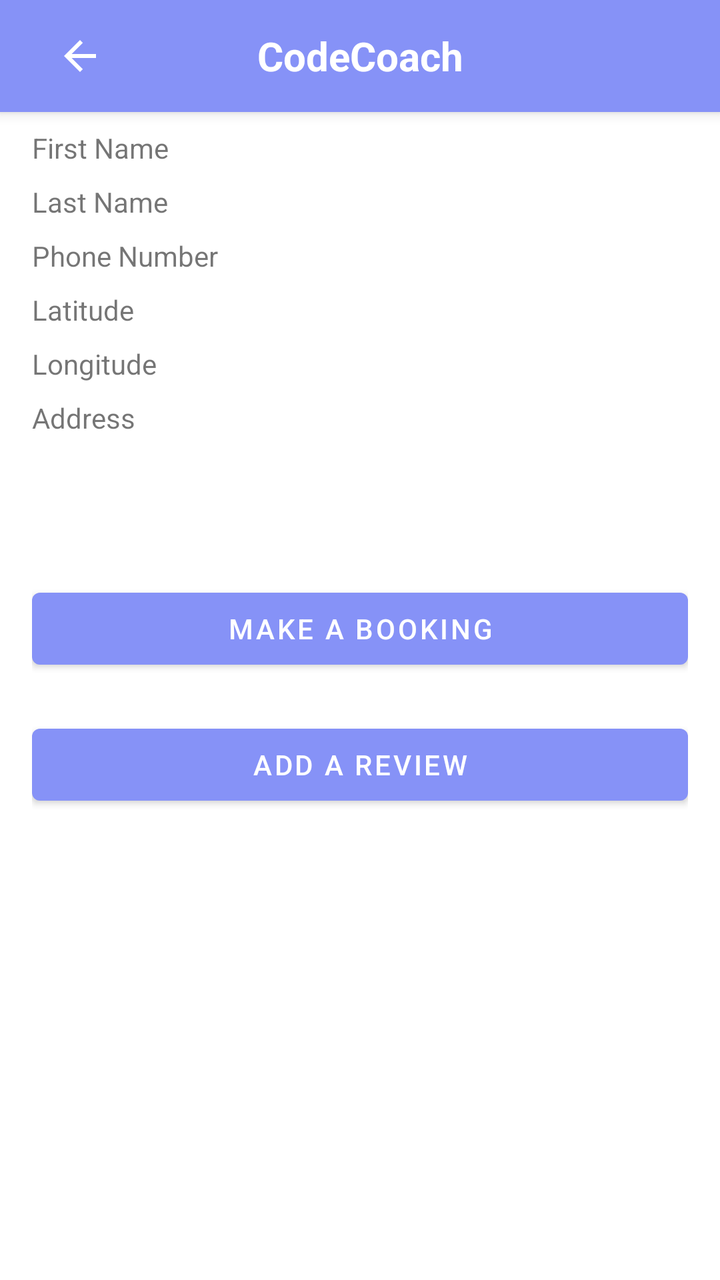
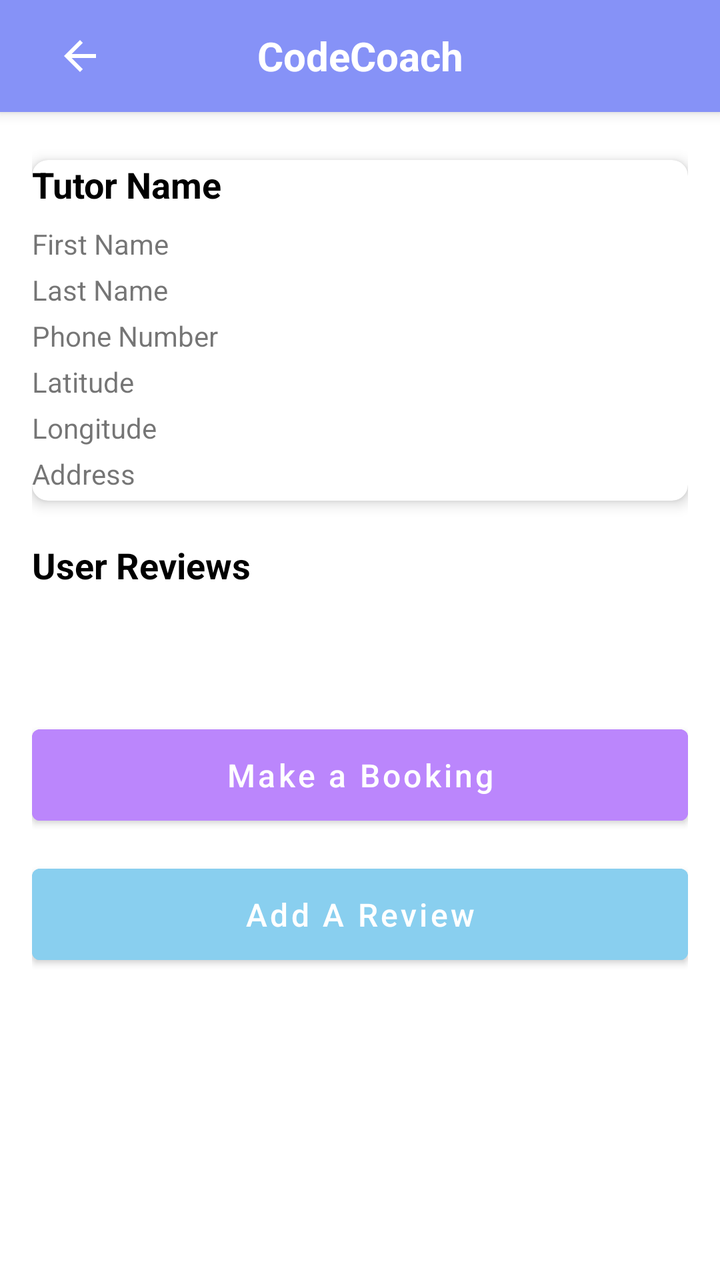

Compare the two renders of this Android layout. The source of the first and the diff that turns it into the second are given below.
<!-- AndroidManifest.xml: application theme Theme.CC -->
<!-- res/layout/activity_tutor_detail.xml -->
<?xml version="1.0" encoding="utf-8"?>
<androidx.coordinatorlayout.widget.CoordinatorLayout
    xmlns:android="http://schemas.android.com/apk/res/android"
    xmlns:app="http://schemas.android.com/apk/res-auto"
    xmlns:tools="http://schemas.android.com/tools"
    android:layout_width="match_parent"
    android:layout_height="match_parent"
    android:background="@color/white"
    tools:context=".TutorDetailActivity">

    
    <androidx.appcompat.widget.Toolbar
        android:id="@+id/top_bar"
        android:layout_width="match_parent"
        android:layout_height="wrap_content"
        android:background="?attr/colorPrimary"
        android:elevation="4dp">

        <ImageButton
            android:id="@+id/back_button"
            android:layout_width="wrap_content"
            android:layout_height="wrap_content"
            android:src="@drawable/ic_back"
            android:background="?attr/selectableItemBackgroundBorderless"
            android:contentDescription="Back"
            android:layout_gravity="start"
            android:padding="12dp" />

        <TextView
            android:id="@+id/top_bar_title"
            android:layout_width="wrap_content"
            android:layout_height="wrap_content"
            android:layout_gravity="center"
            android:text="CodeCoach"
            android:textColor="@android:color/white"
            android:textSize="20sp"
            android:textStyle="bold" />
    </androidx.appcompat.widget.Toolbar>

    
    <LinearLayout
        android:layout_width="match_parent"
        android:layout_height="wrap_content"
        android:layout_marginTop="8dp"
        android:orientation="vertical"
        android:padding="16dp">

        <TextView
            android:id="@+id/tvTutorName"
            android:layout_width="wrap_content"
            android:layout_height="wrap_content"
            android:text="Tutor Name"
            android:textSize="18sp"
            android:textStyle="bold"
            android:layout_marginTop="8dp" />

        <TextView
            android:id="@+id/tvFirstName"
            android:layout_width="wrap_content"
            android:layout_height="wrap_content"
            android:text="First Name"
            android:layout_marginTop="8dp" />

        <TextView
            android:id="@+id/tvLastName"
            android:layout_width="wrap_content"
            android:layout_height="wrap_content"
            android:text="Last Name"
            android:layout_marginTop="8dp" />

        <TextView
            android:id="@+id/tvPhoneNumber"
            android:layout_width="wrap_content"
            android:layout_height="wrap_content"
            android:text="Phone Number"
            android:layout_marginTop="8dp" />

        <TextView
            android:id="@+id/tvLat"
            android:layout_width="wrap_content"
            android:layout_height="wrap_content"
            android:text="Latitude"
            android:layout_marginTop="8dp" />

        <TextView
            android:id="@+id/tvLong"
            android:layout_width="wrap_content"
            android:layout_height="wrap_content"
            android:text="Longitude"
            android:layout_marginTop="8dp" />

        <TextView
            android:id="@+id/tvAddress"
            android:layout_width="wrap_content"
            android:layout_height="wrap_content"
            android:text="Address"
            android:layout_marginTop="8dp" />

        <androidx.recyclerview.widget.RecyclerView
            android:id="@+id/recyclerViewReviews"
            android:layout_width="match_parent"
            android:layout_height="wrap_content"
            android:layout_below="@+id/tvAddress"
            android:padding="16dp"
            android:layout_marginTop="20dp"
            tools:listitem="@layout/item_review" />


        <Button
            android:id="@+id/btnMakeBooking"
            android:layout_width="match_parent"
            android:layout_height="wrap_content"
            android:text="Make a Booking"
            android:layout_marginTop="20dp" />

        <Button
            android:id="@+id/btnAddReview"
            android:layout_width="match_parent"
            android:layout_height="wrap_content"
            android:text="Add A Review"
            android:layout_marginTop="20dp" />
    </LinearLayout>

</androidx.coordinatorlayout.widget.CoordinatorLayout>
<!-- res/layout/item_review.xml (included above) -->
<LinearLayout
    xmlns:android="http://schemas.android.com/apk/res/android"
    android:layout_width="match_parent"
    android:layout_height="wrap_content"
    android:orientation="vertical"
    android:padding="8dp">

    <TextView
        android:id="@+id/tvReviewText"
        android:layout_width="wrap_content"
        android:layout_height="wrap_content"
        android:text="Review Text"
        android:textSize="16sp"
        android:textColor="@android:color/black" />

    <TextView
        android:id="@+id/tvStarRating"
        android:layout_width="wrap_content"
        android:layout_height="wrap_content"
        android:text="Rating"
        android:textSize="14sp"
        android:textColor="@android:color/darker_gray" />

</LinearLayout>
<!-- resources referenced by this layout -->
<resources>
  <color name="white">#FFFFFFFF</color>
  <!-- drawable ic_back (drawable) -->
  <vector xmlns:android="http://schemas.android.com/apk/res/android" android:autoMirrored="true" android:height="24dp" android:tint="#FFFFFF" android:viewportHeight="24" android:viewportWidth="24" android:width="24dp">
        
      <path android:fillColor="@android:color/white" android:pathData="M20,11H7.83l5.59,-5.59L12,4l-8,8 8,8 1.41,-1.41L7.83,13H20v-2z"/>
      
  </vector>
  <style name="Theme.CC" parent="Base.Theme.CC" />
  <style name="Base.Theme.CC" parent="Theme.MaterialComponents.DayNight.NoActionBar">
          
          <item name="colorPrimary">@color/lavender</item>
          <item name="colorPrimaryVariant">@color/lavender</item>
          <item name="colorOnPrimary">@color/white</item>
          
          <item name="colorSecondary">@color/teal_200</item>
          <item name="colorSecondaryVariant">@color/teal_700</item>
          <item name="colorOnSecondary">@color/black</item>
          
          <item name="android:statusBarColor">?attr/colorPrimaryVariant</item>
          
          
      </style>
  <color name="lavender">#8692f7</color>
  <color name="teal_200">#FF03DAC5</color>
  <color name="teal_700">#FF018786</color>
  <color name="black">#FF000000</color>
</resources>

<!-- the commit's change to res/layout/activity_tutor_detail.xml (unified diff, before → after) -->
@@ -1,4 +1,3 @@
-<?xml version="1.0" encoding="utf-8"?>
 <androidx.coordinatorlayout.widget.CoordinatorLayout
     xmlns:android="http://schemas.android.com/apk/res/android"
     xmlns:app="http://schemas.android.com/apk/res-auto"
@@ -38,112 +37,211 @@
     </androidx.appcompat.widget.Toolbar>
 
     
+    <ScrollView
+        android:layout_width="match_parent"
+        android:layout_height="wrap_content"
+        android:layout_marginTop="?attr/actionBarSize"
+        android:padding="16dp">
+
     <LinearLayout
         android:layout_width="match_parent"
         android:layout_height="wrap_content"
-        android:layout_marginTop="8dp"
-        android:orientation="vertical"
-        android:padding="16dp">
-
-        <TextView
-            android:id="@+id/tvTutorName"
-            android:layout_width="wrap_content"
-            android:layout_height="wrap_content"
-            android:text="Tutor Name"
-            android:textSize="18sp"
-            android:textStyle="bold"
-            android:layout_marginTop="8dp" />
-
-        <TextView
-            android:id="@+id/tvFirstName"
-            android:layout_width="wrap_content"
-            android:layout_height="wrap_content"
-            android:text="First Name"
-            android:layout_marginTop="8dp" />
-
-        <TextView
-            android:id="@+id/tvLastName"
-            android:layout_width="wrap_content"
-            android:layout_height="wrap_content"
-            android:text="Last Name"
-            android:layout_marginTop="8dp" />
-
-        <TextView
-            android:id="@+id/tvPhoneNumber"
-            android:layout_width="wrap_content"
-            android:layout_height="wrap_content"
-            android:text="Phone Number"
-            android:layout_marginTop="8dp" />
-
-        <TextView
-            android:id="@+id/tvLat"
-            android:layout_width="wrap_content"
-            android:layout_height="wrap_content"
-            android:text="Latitude"
-            android:layout_marginTop="8dp" />
-
-        <TextView
-            android:id="@+id/tvLong"
-            android:layout_width="wrap_content"
-            android:layout_height="wrap_content"
-            android:text="Longitude"
-            android:layout_marginTop="8dp" />
-
-        <TextView
-            android:id="@+id/tvAddress"
-            android:layout_width="wrap_content"
-            android:layout_height="wrap_content"
-            android:text="Address"
-            android:layout_marginTop="8dp" />
-
-        <androidx.recyclerview.widget.RecyclerView
-            android:id="@+id/recyclerViewReviews"
+        android:orientation="vertical">
+
+        
+        <androidx.cardview.widget.CardView
             android:layout_width="match_parent"
             android:layout_height="wrap_content"
-            android:layout_below="@+id/tvAddress"
-            android:padding="16dp"
-            android:layout_marginTop="20dp"
-            tools:listitem="@layout/item_review" />
-
-
-        <Button
-            android:id="@+id/btnMakeBooking"
-            android:layout_width="match_parent"
-            android:layout_height="wrap_content"
-            android:text="Make a Booking"
-            android:layout_marginTop="20dp" />
-
-        <Button
-            android:id="@+id/btnAddReview"
-            android:layout_width="match_parent"
-            android:layout_height="wrap_content"
-            android:text="Add A Review"
-            android:layout_marginTop="20dp" />
-    </LinearLayout>
+            android:layout_marginTop="8dp"
+            app:cardElevation="4dp"
+            app:cardCornerRadius="8dp"
+            android:padding="16dp">
+
+            <LinearLayout
+                android:layout_width="match_parent"
+                android:layout_height="wrap_content"
+                android:orientation="vertical">
+
+                <TextView
+                    android:id="@+id/tvTutorName"
+                    android:layout_width="wrap_content"
+                    android:layout_height="wrap_content"
+                    android:text="Tutor Name"
+                    android:textSize="18sp"
+                    android:textStyle="bold"
+                    android:textColor="@android:color/black"
+                    android:layout_marginBottom="8dp" />
+
+                    <TextView
+                        android:id="@+id/tvFirstName"
+                        android:layout_width="wrap_content"
+                        android:layout_height="wrap_content"
+                        android:text="First Name"
+                        android:layout_marginBottom="4dp" />
+
+                    <TextView
+                        android:id="@+id/tvLastName"
+                        android:layout_width="wrap_content"
+                        android:layout_height="wrap_content"
+                        android:text="Last Name"
+                        android:layout_marginBottom="4dp" />
+
+                    <TextView
+                        android:id="@+id/tvPhoneNumber"
+                        android:layout_width="wrap_content"
+                        android:layout_height="wrap_content"
+                        android:text="Phone Number"
+                        android:layout_marginBottom="4dp" />
+
+                    <TextView
+                        android:id="@+id/tvLat"
+                        android:layout_width="wrap_content"
+                        android:layout_height="wrap_content"
+                        android:text="Latitude"
+                        android:layout_marginBottom="4dp" />
+
+                    <TextView
+                        android:id="@+id/tvLong"
+                        android:layout_width="wrap_content"
+                        android:layout_height="wrap_content"
+                        android:text="Longitude"
+                        android:layout_marginBottom="4dp" />
+
+                    <TextView
+                        android:id="@+id/tvAddress"
+                        android:layout_width="wrap_content"
+                        android:layout_height="wrap_content"
+                        android:text="Address"
+                        android:layout_marginBottom="4dp" />
+                </LinearLayout>
+            </androidx.cardview.widget.CardView>
+
+            
+            <TextView
+                android:id="@+id/reviews_heading"
+                android:layout_width="wrap_content"
+                android:layout_height="wrap_content"
+                android:text="User Reviews"
+                android:textStyle="bold"
+                android:textSize="18sp"
+                android:textColor="@android:color/black"
+                android:layout_marginTop="20dp"
+                android:layout_marginBottom="8dp" />
+
+            
+            <androidx.recyclerview.widget.RecyclerView
+                android:id="@+id/recyclerViewReviews"
+                android:layout_width="match_parent"
+                android:layout_height="wrap_content"
+                android:padding="16dp"
+                android:layout_marginTop="8dp"
+                tools:listitem="@layout/item_review" />
+
+            
+            <Button
+                android:id="@+id/btnMakeBooking"
+                android:layout_width="match_parent"
+                android:layout_height="wrap_content"
+                android:text="Make a Booking"
+                android:textAllCaps="false"
+                android:textSize="16sp"
+                android:backgroundTint="@color/purple_200"
+                android:textColor="@android:color/white"
+                android:layout_marginTop="16dp"
+                android:elevation="4dp"
+                android:padding="12dp" />
+
+            
+            <Button
+                android:id="@+id/btnAddReview"
+                android:layout_width="match_parent"
+                android:layout_height="wrap_content"
+                android:text="Add A Review"
+                android:textAllCaps="false"
+                android:textSize="16sp"
+                android:backgroundTint="@color/blue"
+                android:textColor="@android:color/white"
+                android:layout_marginTop="12dp"
+                android:elevation="4dp"
+                android:padding="12dp" />
+
+        </LinearLayout>
+    </ScrollView>
 
 </androidx.coordinatorlayout.widget.CoordinatorLayout>
 <!-- res/layout/item_review.xml (included above) -->
-<LinearLayout
+<androidx.cardview.widget.CardView
     xmlns:android="http://schemas.android.com/apk/res/android"
+    xmlns:app="http://schemas.android.com/apk/res-auto"
+    xmlns:tools="http://schemas.android.com/tools"
     android:layout_width="match_parent"
     android:layout_height="wrap_content"
-    android:orientation="vertical"
-    android:padding="8dp">
-
-    <TextView
-        android:id="@+id/tvReviewText"
-        android:layout_width="wrap_content"
-        android:layout_height="wrap_content"
-        android:text="Review Text"
-        android:textSize="16sp"
-        android:textColor="@android:color/black" />
-
-    <TextView
-        android:id="@+id/tvStarRating"
-        android:layout_width="wrap_content"
-        android:layout_height="wrap_content"
-        android:text="Rating"
-        android:textSize="14sp"
-        android:textColor="@android:color/darker_gray" />
-
-</LinearLayout>
+    android:layout_marginBottom="12dp"
+    app:cardCornerRadius="8dp"
+    app:cardElevation="4dp"
+    android:padding="12dp">
+
+    <LinearLayout
+        android:layout_width="match_parent"
+        android:layout_height="wrap_content"
+        android:orientation="vertical">
+
+        
+        <TextView
+            android:id="@+id/tvReviewText"
+            android:layout_width="wrap_content"
+            android:layout_height="wrap_content"
+            android:text="Review Text"
+            android:textSize="16sp"
+            android:textColor="@android:color/black"
+            android:layout_marginBottom="8dp" />
+
+        
+        <LinearLayout
+            android:layout_width="wrap_content"
+            android:layout_height="wrap_content"
+            android:orientation="horizontal">
+
+            <TextView
+                android:id="@+id/tvStarRating"
+                android:layout_width="wrap_content"
+                android:layout_height="wrap_content"
+                android:text="Rating: "
+                android:textSize="14sp"
+                android:textColor="@android:color/darker_gray"
+                android:layout_marginRight="8dp" />
+
+            
+            <ImageView
+                android:layout_width="wrap_content"
+                android:layout_height="wrap_content"
+                android:src="@drawable/ic_star"
+                app:tint="@android:color/holo_orange_dark" />
+            <ImageView
+                android:layout_width="wrap_content"
+                android:layout_height="wrap_content"
+                android:src="@drawable/ic_star"
+                android:tint="@android:color/holo_orange_dark"
+                tools:ignore="UseAppTint" />
+            <ImageView
+                android:layout_width="wrap_content"
+                android:layout_height="wrap_content"
+                android:src="@drawable/ic_star"
+                android:tint="@android:color/holo_orange_dark"
+                tools:ignore="UseAppTint" />
+            <ImageView
+                android:layout_width="wrap_content"
+                android:layout_height="wrap_content"
+                android:src="@drawable/ic_star"
+                app:tint="@android:color/holo_orange_dark" />
+            <ImageView
+                android:layout_width="wrap_content"
+                android:layout_height="wrap_content"
+                android:src="@drawable/ic_star"
+                android:tint="@android:color/holo_orange_dark"
+                tools:ignore="UseAppTint" />
+        </LinearLayout>
+
+    </LinearLayout>
+
+</androidx.cardview.widget.CardView>
<!-- resource entries referenced after the edit -->
@@ -1,10 +1,18 @@
 <!-- resources referenced by this layout -->
 <resources>
+  <color name="blue">#89CFEF</color>
+  <color name="purple_200">#FFBB86FC</color>
   <color name="white">#FFFFFFFF</color>
   <!-- drawable ic_back (drawable) -->
   <vector xmlns:android="http://schemas.android.com/apk/res/android" android:autoMirrored="true" android:height="24dp" android:tint="#FFFFFF" android:viewportHeight="24" android:viewportWidth="24" android:width="24dp">
         
       <path android:fillColor="@android:color/white" android:pathData="M20,11H7.83l5.59,-5.59L12,4l-8,8 8,8 1.41,-1.41L7.83,13H20v-2z"/>
+      
+  </vector>
+  <!-- drawable ic_star (drawable) -->
+  <vector xmlns:android="http://schemas.android.com/apk/res/android" android:height="24dp" android:tint="#C88406" android:viewportHeight="24" android:viewportWidth="24" android:width="24dp">
+        
+      <path android:fillColor="@android:color/white" android:pathData="M12,17.27L18.18,21l-1.64,-7.03L22,9.24l-7.19,-0.61L12,2 9.19,8.63 2,9.24l5.46,4.73L5.82,21z"/>
       
   </vector>
   <style name="Theme.CC" parent="Base.Theme.CC" />
